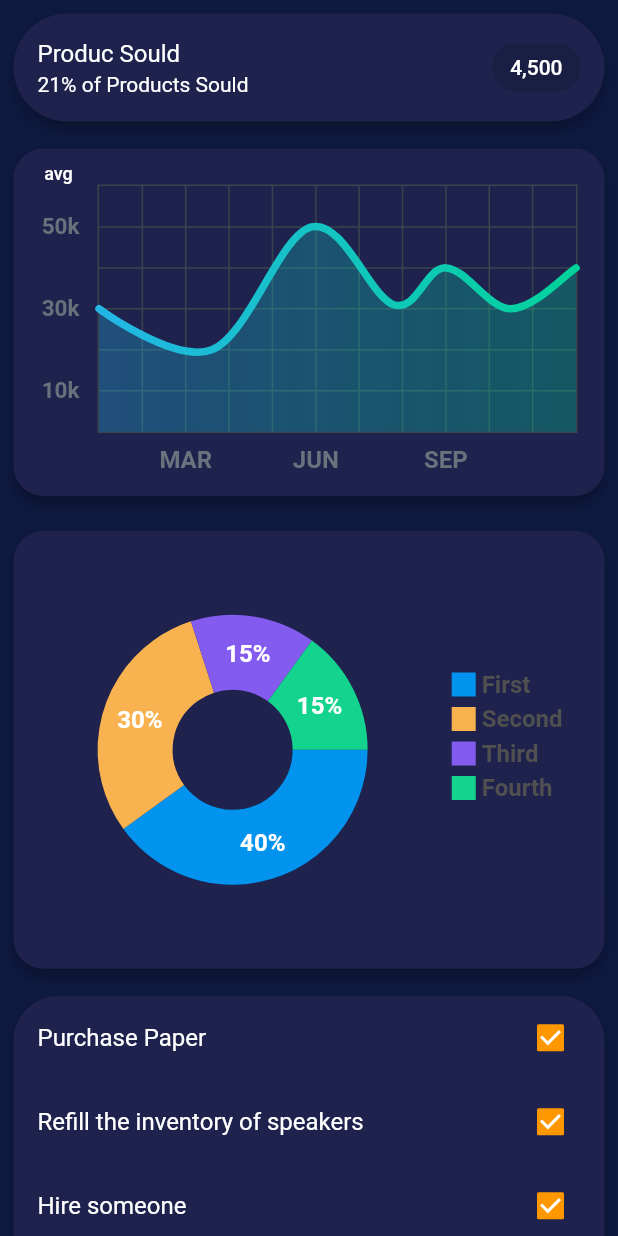
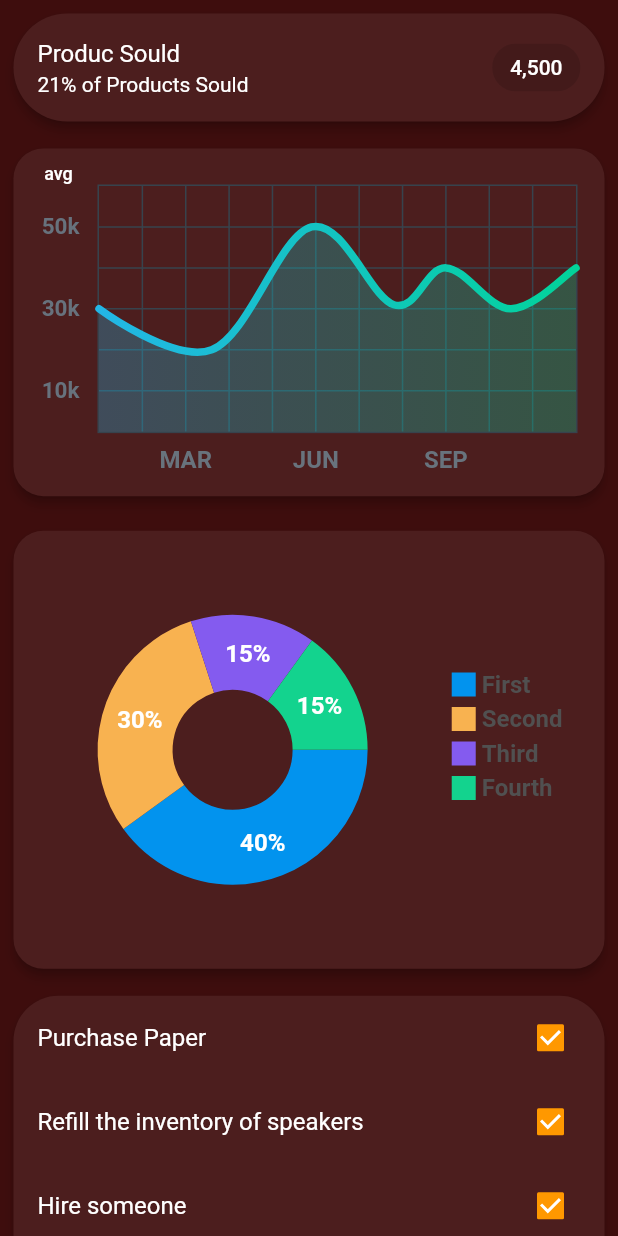
Before and after one commit to halak0013/responsive_ui_with_flutter, a Flutter app: the PanelLeftPage screen opened directly, on a phone screen of 412 x 824 dp. Run offline on Flutter 3.47's test engine with Material 2 defaults, Android fonts, the phone set to English and light mode, and no system bars; drawn by our look-alikes of fl_chart; our stand-ins replace curved_navigation_bar.

Commit message:
some colors chaged

```diff
--- a/lib/constants.dart
+++ b/lib/constants.dart
@@ -2,8 +2,8 @@ import 'package:flutter/material.dart';
 
 
 const double kPadding = 10.0;
-const Color purpleLight = Color(0XFF1e224c);
-const Color purpleDark = Color(0XFF0d193e);
+const Color purpleLight = Color.fromARGB(255, 76, 30, 30);
+const Color purpleDark = Color.fromARGB(255, 62, 13, 13);
 const Color korange = Color(0XFFec8d2f);
 const Color orangeDark = Color.fromARGB(255, 155, 70, 0);
 const Color kred = Color(0XFFf44336);
--- a/lib/panel_right/PanelRightPage.dart
+++ b/lib/panel_right/PanelRightPage.dart
@@ -60,7 +60,7 @@ class _PanelRightPageState extends State<PanelRightPage> {
                     ),
                     trailing: Chip(
                       label: Text(
-                        r"$46,450",
+                        r"46,450 TL",
                         style: TextStyle(color: Colors.white),
                       ),
                     ),
```
